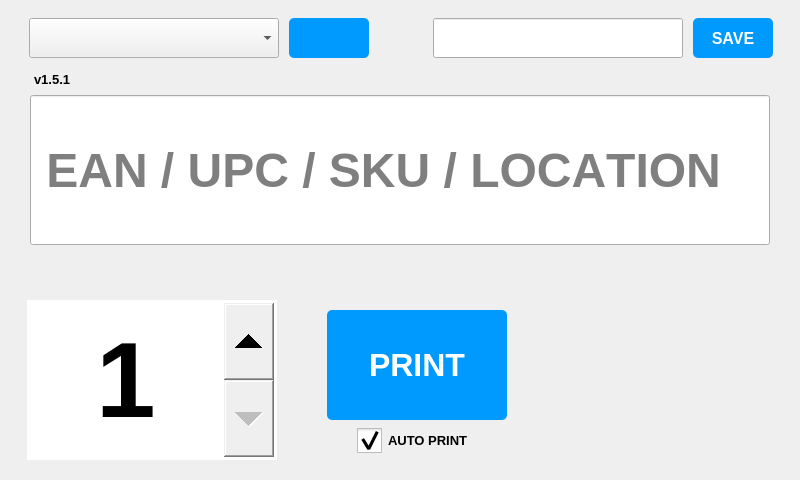
Before: the Qt Designer form barcode-pi/neo_bar.ui in Baanaaana/barcode-pi, drawn with Qt 5.
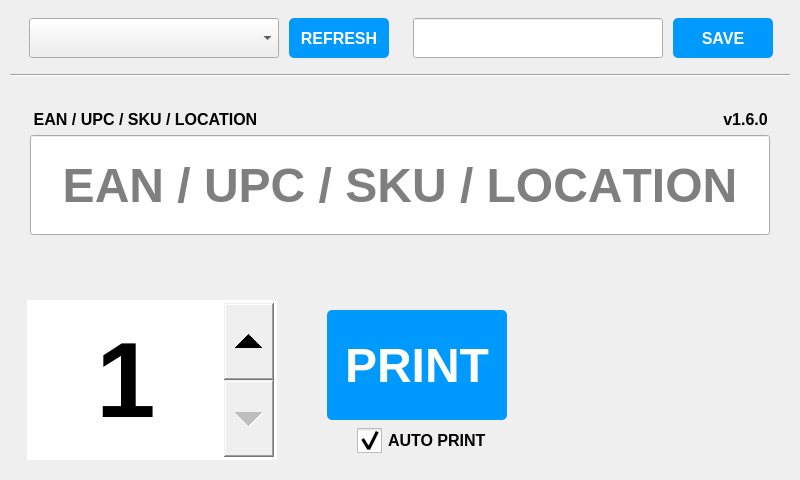
After: the same form once the commit is applied. Icons and pictures are not drawn. Custom widgets are drawn as their Qt base class.

Patch:
```diff
--- a/barcode-pi/neo_bar.ui
+++ b/barcode-pi/neo_bar.ui
@@ -113,7 +113,7 @@
           <property name="font">
            <font>
             <family>Arial</family>
-            <pointsize>24</pointsize>
+            <pointsize>36</pointsize>
             <weight>75</weight>
             <bold>true</bold>
            </font>
@@ -194,7 +194,7 @@
            <rect>
             <x>330</x>
             <y>140</y>
-            <width>125</width>
+            <width>150</width>
             <height>40</height>
            </rect>
           </property>
@@ -206,20 +206,20 @@
           </property>
           <property name="minimumSize">
            <size>
-            <width>125</width>
+            <width>150</width>
             <height>40</height>
            </size>
           </property>
           <property name="maximumSize">
            <size>
-            <width>125</width>
+            <width>150</width>
             <height>40</height>
            </size>
           </property>
           <property name="font">
            <font>
             <family>Arial</family>
-            <pointsize>10</pointsize>
+            <pointsize>12</pointsize>
             <weight>75</weight>
             <bold>true</bold>
            </font>
@@ -360,9 +360,9 @@
        <property name="geometry">
         <rect>
          <x>20</x>
-         <y>30</y>
+         <y>70</y>
          <width>740</width>
-         <height>150</height>
+         <height>100</height>
         </rect>
        </property>
        <property name="sizePolicy">
@@ -374,13 +374,13 @@
        <property name="minimumSize">
         <size>
          <width>740</width>
-         <height>150</height>
+         <height>100</height>
         </size>
        </property>
        <property name="maximumSize">
         <size>
          <width>740</width>
-         <height>150</height>
+         <height>100</height>
         </size>
        </property>
        <property name="font">
@@ -410,34 +410,74 @@
         <number>0</number>
        </property>
        <property name="alignment">
-        <set>Qt::AlignLeading|Qt::AlignLeft|Qt::AlignVCenter</set>
+        <set>Qt::AlignCenter</set>
        </property>
        <property name="readOnly">
         <bool>false</bool>
        </property>
        <property name="placeholderText">
-        <string> EAN / UPC / SKU / LOCATION</string>
+        <string>EAN / UPC / SKU / LOCATION</string>
        </property>
       </widget>
       <widget class="QLabel" name="label">
        <property name="geometry">
         <rect>
-         <x>24</x>
+         <x>700</x>
+         <y>40</y>
+         <width>71</width>
+         <height>29</height>
+        </rect>
+       </property>
+       <property name="font">
+        <font>
+         <family>Arial</family>
+         <pointsize>12</pointsize>
+         <weight>75</weight>
+         <bold>true</bold>
+        </font>
+       </property>
+       <property name="text">
+        <string>v1.6.0</string>
+       </property>
+       <property name="alignment">
+        <set>Qt::AlignCenter</set>
+       </property>
+      </widget>
+      <widget class="Line" name="line">
+       <property name="geometry">
+        <rect>
+         <x>-10</x>
          <y>0</y>
-         <width>91</width>
+         <width>801</width>
+         <height>20</height>
+        </rect>
+       </property>
+       <property name="orientation">
+        <enum>Qt::Horizontal</enum>
+       </property>
+      </widget>
+      <widget class="QLabel" name="label_2">
+       <property name="geometry">
+        <rect>
+         <x>20</x>
+         <y>40</y>
+         <width>231</width>
          <height>29</height>
         </rect>
        </property>
        <property name="font">
         <font>
          <family>Arial</family>
-         <pointsize>10</pointsize>
+         <pointsize>12</pointsize>
          <weight>75</weight>
          <bold>true</bold>
         </font>
        </property>
        <property name="text">
-        <string>v1.5.1</string>
+        <string>EAN / UPC / SKU / LOCATION</string>
+       </property>
+       <property name="alignment">
+        <set>Qt::AlignCenter</set>
        </property>
       </widget>
      </widget>
@@ -486,7 +526,7 @@
          <widget class="QLineEdit" name="box_url">
           <property name="geometry">
            <rect>
-            <x>30</x>
+            <x>10</x>
             <y>0</y>
             <width>250</width>
             <height>40</height>
@@ -513,7 +553,7 @@
           <property name="font">
            <font>
             <family>Arial</family>
-            <pointsize>10</pointsize>
+            <pointsize>12</pointsize>
             <weight>75</weight>
             <italic>false</italic>
             <bold>true</bold>
@@ -523,9 +563,9 @@
          <widget class="QPushButton" name="btn_save">
           <property name="geometry">
            <rect>
-            <x>290</x>
+            <x>270</x>
             <y>0</y>
-            <width>80</width>
+            <width>100</width>
             <height>40</height>
            </rect>
           </property>
@@ -537,13 +577,13 @@
           </property>
           <property name="minimumSize">
            <size>
-            <width>80</width>
+            <width>100</width>
             <height>40</height>
            </size>
           </property>
           <property name="maximumSize">
            <size>
-            <width>80</width>
+            <width>100</width>
             <height>40</height>
            </size>
           </property>
@@ -631,7 +671,7 @@
            <rect>
             <x>270</x>
             <y>0</y>
-            <width>80</width>
+            <width>100</width>
             <height>40</height>
            </rect>
           </property>
@@ -643,19 +683,19 @@
           </property>
           <property name="minimumSize">
            <size>
-            <width>80</width>
+            <width>100</width>
             <height>40</height>
            </size>
           </property>
           <property name="maximumSize">
            <size>
-            <width>80</width>
+            <width>100</width>
             <height>40</height>
            </size>
           </property>
           <property name="font">
            <font>
-            <pointsize>30</pointsize>
+            <pointsize>12</pointsize>
             <weight>75</weight>
             <bold>true</bold>
            </font>
@@ -667,11 +707,7 @@
            <string notr="true">background-color:#0099fe;color:#ffffff;border-radius:5px;</string>
           </property>
           <property name="text">
-           <string/>
-          </property>
-          <property name="icon">
-           <iconset>
-            <normaloff>refresh.png</normaloff>refresh.png</iconset>
+           <string>REFRESH</string>
           </property>
           <property name="iconSize">
            <size>
```
Left out of the diff: 5 changed lines with no effect on the pictures.
